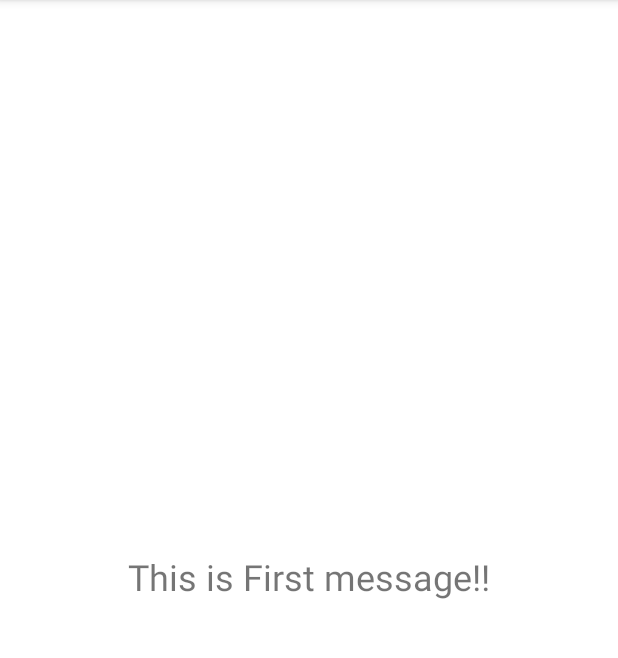
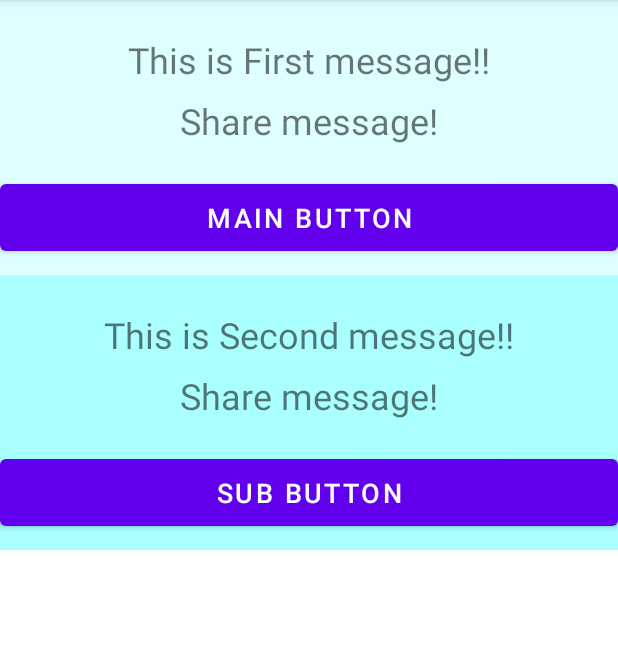
Before and after one commit to chisato30/MyFourthApp, an Android app: the screen it shows after launch (MainActivity), on a phone screen of 412 x 824 dp, the part 84-742 px from its top. Run offline under Robolectric (Android 15) with nearby library versions, the phone set to English and light mode, and no system bars; our stand-ins replace data binding.

Commit message:
buildgradle(app)にid 'kotlin-android-extensions'追加

```diff
--- a/app/build.gradle
+++ b/app/build.gradle
@@ -1,6 +1,7 @@
 plugins {
     id 'com.android.application'
     id 'org.jetbrains.kotlin.android'
+    id 'kotlin-android-extensions'
 }
 
 android {
--- a/app/src/main/java/com/example/myfourthapp/MainActivity.kt
+++ b/app/src/main/java/com/example/myfourthapp/MainActivity.kt
@@ -3,6 +3,7 @@ package com.example.myfourthapp
 import androidx.appcompat.app.AppCompatActivity
 import android.os.Bundle
 import com.example.myfourthapp.ui.main.MainFragment
+import com.example.myfourthapp.ui.main.SubFragment
 
 class MainActivity : AppCompatActivity() {
 
@@ -11,7 +12,8 @@ class MainActivity : AppCompatActivity() {
         setContentView(R.layout.main_activity)
         if (savedInstanceState == null) {
             supportFragmentManager.beginTransaction()
-                .replace(R.id.container, MainFragment.newInstance())
+                .add(R.id.linear_container, MainFragment.newInstance())
+                .add(R.id.linear_container, SubFragment.newInstance())
                 .commitNow()
         }
     }
--- a/app/src/main/java/com/example/myfourthapp/ui/main/MainFragment.kt
+++ b/app/src/main/java/com/example/myfourthapp/ui/main/MainFragment.kt
@@ -1,14 +1,17 @@
 package com.example.myfourthapp.ui.main
 
-import androidx.lifecycle.ViewModelProvider
 import android.os.Bundle
 import androidx.fragment.app.Fragment
 import android.view.LayoutInflater
 import android.view.View
 import android.view.ViewGroup
-import androidx.databinding.DataBindingUtil
+import android.widget.TextView
+import androidx.lifecycle.Observer
+import androidx.lifecycle.ViewModelProvider
 import com.example.myfourthapp.R
 import com.example.myfourthapp.databinding.MainFragmentBinding
+import kotlinx.android.synthetic.main.main_fragment.*
+
 
 class MainFragment : Fragment() {
 
@@ -19,22 +22,35 @@ class MainFragment : Fragment() {
     private lateinit var viewModel: MainViewModel
     private lateinit var binding: MainFragmentBinding
 
-
     override fun onCreateView(
         inflater: LayoutInflater,
         container: ViewGroup?,
         savedInstanceState: Bundle?
     ): View {
-        binding = DataBindingUtil.inflate(inflater,
-        R.layout.main_fragment, container, false)
-        binding.setLifecycleOwner(this)
-        return  binding.getRoot()
+        return inflater.inflate(R.layout.main_fragment, container, false)
     }
 
     override fun onActivityCreated(savedInstanceState: Bundle?) {
         super.onActivityCreated(savedInstanceState)
-        viewModel = ViewModelProvider(this)
-            .get(MainViewModel::class.java)
-        binding.viewmodel = viewModel
+        viewModel = ViewModelProvider(this).get(MainViewModel::class.java)
+
+        val msgObserver = Observer<String> { newMsg ->
+            message.setText(newMsg, TextView.BufferType.NORMAL)
+        }
+        viewModel.message.observe(viewLifecycleOwner, msgObserver)
+
+        val sdMsgObserver = Observer<String> { newMsg ->
+            sd_message.setText(newMsg, TextView.BufferType.NORMAL)
+        }
+        viewModel.share_data.value!!.share_message
+            .observe(viewLifecycleOwner, sdMsgObserver)
+
+        button1.setOnClickListener {
+            viewModel.count()
+            viewModel.message.value = "<< CHANGE by 1st [${viewModel.count.value}]>>"
+            viewModel.share_data.value!!.count()
+            viewModel.share_data.value!!.share_message.value =
+                "<< CHANGE by 1st [${viewModel.share_data.value!!.share_count.value}]>>"
+        }
     }
 }
--- a/app/src/main/java/com/example/myfourthapp/ui/main/SubFragment.kt
+++ b/app/src/main/java/com/example/myfourthapp/ui/main/SubFragment.kt
@@ -5,56 +5,51 @@ import androidx.fragment.app.Fragment
 import android.view.LayoutInflater
 import android.view.View
 import android.view.ViewGroup
+import android.widget.TextView
+import androidx.lifecycle.Observer
+import androidx.lifecycle.ViewModelProvider
 import com.example.myfourthapp.R
+import com.example.myfourthapp.databinding.FragmentSubBinding
+import kotlinx.android.synthetic.main.fragment_sub.*
 
-// TODO: Rename parameter arguments, choose names that match
-// the fragment initialization parameters, e.g. ARG_ITEM_NUMBER
-private const val ARG_PARAM1 = "param1"
-private const val ARG_PARAM2 = "param2"
+class SubFragment : Fragment() {
 
-/**
- * A simple [Fragment] subclass.
- * Use the [SubFragment.newInstance] factory method to
- * create an instance of this fragment.
- */
-class SubFragment : Fragment() {
-    // TODO: Rename and change types of parameters
-    private var param1: String? = null
-    private var param2: String? = null
-
-    override fun onCreate(savedInstanceState: Bundle?) {
-        super.onCreate(savedInstanceState)
-        arguments?.let {
-            param1 = it.getString(ARG_PARAM1)
-            param2 = it.getString(ARG_PARAM2)
-        }
+        companion object {
+            fun newInstance() = SubFragment()
         }
 
+        private lateinit var viewModel: MainViewModel
+        private lateinit var binging: FragmentSubBinding
+
         override fun onCreateView(
-        inflater: LayoutInflater, container: ViewGroup?,
-        savedInstanceState: Bundle?,
-    ): View? {
-        // Inflate the layout for this fragment
+            inflater: LayoutInflater,
+            container: ViewGroup?,
+            savedInstanceState: Bundle?
+        ): View {
             return inflater.inflate(R.layout.fragment_sub, container, false)
         }
 
-    companion object {
-        /**
-         * Use this factory method to create a new instance of
-         * this fragment using the provided parameters.
-         *
-         * @param param1 Parameter 1.
-         * @param param2 Parameter 2.
-         * @return A new instance of fragment SubFragment.
-         */
-        // TODO: Rename and change types and number of parameters
-        @JvmStatic
-        fun newInstance(param1: String, param2: String) =
-            SubFragment().apply {
-                arguments = Bundle().apply {
-                    putString(ARG_PARAM1, param1)
-                    putString(ARG_PARAM2, param2)
+        override fun onActivityCreated(savedInstanceState: Bundle?) {
+            super.onActivityCreated(savedInstanceState)
+            viewModel = ViewModelProvider(this).get(MainViewModel::class.java)
+
+            val msgObserver2 = Observer<String> { newMsg ->
+                message2.setText(newMsg, TextView.BufferType.NORMAL)
+            }
+            viewModel.message2.observe(viewLifecycleOwner, msgObserver2)
+
+            val sdMsgObserver2 = Observer<String> { newMsg ->
+                sd_message2.setText(newMsg, TextView.BufferType.NORMAL)
+            }
+            viewModel.share_data.value!!.share_message
+                .observe(viewLifecycleOwner, sdMsgObserver2)
+
+            button2.setOnClickListener {
+                viewModel.count()
+                viewModel.message2.value = "<< CHANGE by 2nd [${viewModel.count.value}]>>"
+                viewModel.share_data.value!!.count()
+                viewModel.share_data.value!!.share_message.value =
+                    "<< CHANGE by 2nd [${viewModel.share_data.value!!.share_count.value}]>>"
             }
         }
     }
-}
--- a/app/src/main/res/layout/fragment_sub.xml
+++ b/app/src/main/res/layout/fragment_sub.xml
@@ -1,14 +1,58 @@
 <?xml version="1.0" encoding="utf-8"?>
-<FrameLayout xmlns:android="http://schemas.android.com/apk/res/android"
-    xmlns:tools="http://schemas.android.com/tools"
-    android:layout_width="match_parent"
-    android:layout_height="match_parent"
-    tools:context=".ui.main.SubFragment">
+<layout
+    xmlns:android="http://schemas.android.com/apk/res/android"
+    xmlns:app="http://schemas.android.com/apk/res-auto"
+    android:layout_marginVertical="1dp">
 
-    <!-- TODO: Update blank fragment layout -->
-    <TextView
+<!--    <data>-->
+<!--        <variable-->
+<!--            name="viewmodel"-->
+<!--            type="com.example.myfourthapp.ui.main.MainViewModel" />-->
+<!--    </data>-->
+
+    <androidx.constraintlayout.widget.ConstraintLayout
+        xmlns:tools="http://schemas.android.com/tools"
+        android:id="@+id/main"
+        android:background="#aaffff"
         android:layout_width="match_parent"
         android:layout_height="match_parent"
-        android:text="@string/hello_blank_fragment" />
+        android:paddingVertical="10dp"
+        tools:context=".ui.main.SubFragment">
 
-</FrameLayout>
+        <TextView
+            android:id="@+id/message2"
+            android:layout_width="wrap_content"
+            android:layout_height="wrap_content"
+            android:text=""
+            android:textSize="24sp"
+            app:layout_constraintVertical_bias="0.1"
+            app:layout_constraintBottom_toBottomOf="parent"
+            app:layout_constraintEnd_toEndOf="parent"
+            app:layout_constraintStart_toStartOf="parent"
+            app:layout_constraintTop_toTopOf="parent" />
+
+        <TextView
+            android:id="@+id/sd_message2"
+            android:layout_width="wrap_content"
+            android:layout_height="wrap_content"
+            android:text=""
+            android:textSize="24sp"
+            app:layout_constraintVertical_bias="0.1"
+            app:layout_constraintBottom_toBottomOf="parent"
+            app:layout_constraintEnd_toEndOf="parent"
+            app:layout_constraintStart_toStartOf="parent"
+            app:layout_constraintTop_toBottomOf="@+id/message2" />
+
+        <Button
+            android:id="@+id/button2"
+            android:layout_width="match_parent"
+            android:layout_height="wrap_content"
+            android:layout_marginTop="20dp"
+            android:padding="10dp"
+            android:text="Sub Button"
+            android:textSize="18sp"
+            app:layout_constraintTop_toBottomOf="@+id/sd_message2"
+            tools:layout_editor_absoluteX="0dp" />
+
+    </androidx.constraintlayout.widget.ConstraintLayout>
+</layout>
--- a/app/src/main/res/layout/main_activity.xml
+++ b/app/src/main/res/layout/main_activity.xml
@@ -5,4 +5,13 @@
     android:id="@+id/container"
     android:layout_width="match_parent"
     android:layout_height="match_parent"
-    tools:context=".MainActivity" />
+    tools:context=".MainActivity" >
+
+    <LinearLayout
+            xmlns:android="http://schemas.android.com/apk/res/android"
+            android:id="@+id/linear_container"
+            android:layout_width="match_parent"
+            android:layout_height="wrap_content"
+            android:orientation="vertical">
+    </LinearLayout>
+</FrameLayout>
--- a/app/src/main/res/layout/main_fragment.xml
+++ b/app/src/main/res/layout/main_fragment.xml
@@ -1,31 +1,58 @@
 <?xml version="1.0" encoding="utf-8"?>
 <layout
     xmlns:android="http://schemas.android.com/apk/res/android"
-    xmlns:app="http://schemas.android.com/apk/res-auto">
+    xmlns:app="http://schemas.android.com/apk/res-auto"
+    android:layout_marginVertical="1dp">
 
-    <data>
-        <variable
-            name="viewmodel"
-            type="com.example.myfourthapp.ui.main.MainViewModel" />
-    </data>
+<!--        <data>-->
+<!--            <variable-->
+<!--                name="viewmodel"-->
+<!--                type="com.example.myfourthapp.ui.main.MainViewModel" />-->
+<!--        </data>-->
 
 <androidx.constraintlayout.widget.ConstraintLayout
     xmlns:tools="http://schemas.android.com/tools"
     android:id="@+id/main"
+    android:background="#ddffff"
     android:layout_width="match_parent"
     android:layout_height="match_parent"
+    android:paddingVertical="10dp"
     tools:context=".ui.main.MainFragment">
 
     <TextView
         android:id="@+id/message"
         android:layout_width="wrap_content"
         android:layout_height="wrap_content"
-        android:text="@{viewmodel.message}"
+        android:text=""
         android:textSize="24sp"
+        app:layout_constraintVertical_bias="0.1"
         app:layout_constraintBottom_toBottomOf="parent"
         app:layout_constraintEnd_toEndOf="parent"
         app:layout_constraintStart_toStartOf="parent"
         app:layout_constraintTop_toTopOf="parent" />
 
+    <TextView
+        android:id="@+id/sd_message"
+        android:layout_width="wrap_content"
+        android:layout_height="wrap_content"
+        android:text=""
+        android:textSize="24sp"
+        app:layout_constraintVertical_bias="0.1"
+        app:layout_constraintBottom_toBottomOf="parent"
+        app:layout_constraintEnd_toEndOf="parent"
+        app:layout_constraintStart_toStartOf="parent"
+        app:layout_constraintTop_toBottomOf="@+id/message" />
+
+    <Button
+        android:id="@+id/button1"
+        android:layout_width="match_parent"
+        android:layout_height="wrap_content"
+        android:layout_marginTop="20dp"
+        android:padding="10dp"
+        android:text="Main Button"
+        android:textSize="18sp"
+        app:layout_constraintTop_toBottomOf="@+id/sd_message"
+        tools:layout_editor_absoluteX="0dp" />
+
 </androidx.constraintlayout.widget.ConstraintLayout>
 </layout>
--- a/build.gradle
+++ b/build.gradle
@@ -3,6 +3,7 @@ plugins {
     id 'com.android.application' version '7.1.3' apply false
     id 'com.android.library' version '7.1.3' apply false
     id 'org.jetbrains.kotlin.android' version '1.5.30' apply false
+
 }
 
 task clean(type: Delete) {
```
Also changed, not shown: app/src/main/java/com/example/myfourthapp/ui/main/MainViewModel.kt (+6 -4 lines), gradle.properties (line endings or trailing spaces). Lines whose indentation alone changed are shown as unchanged.
